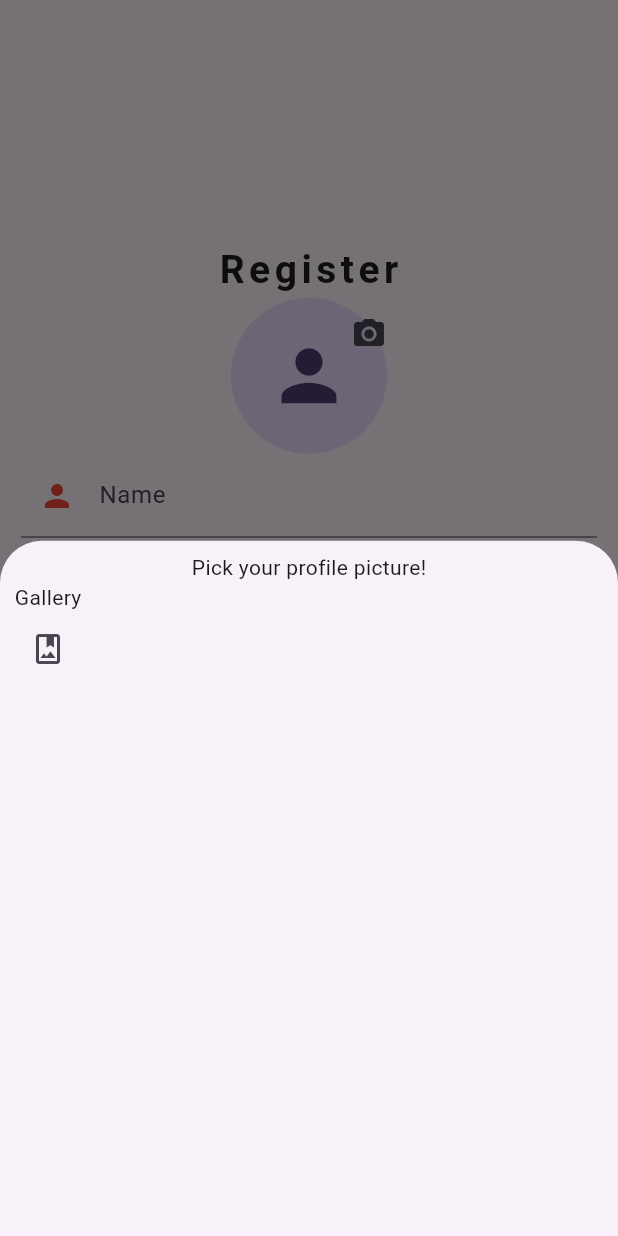
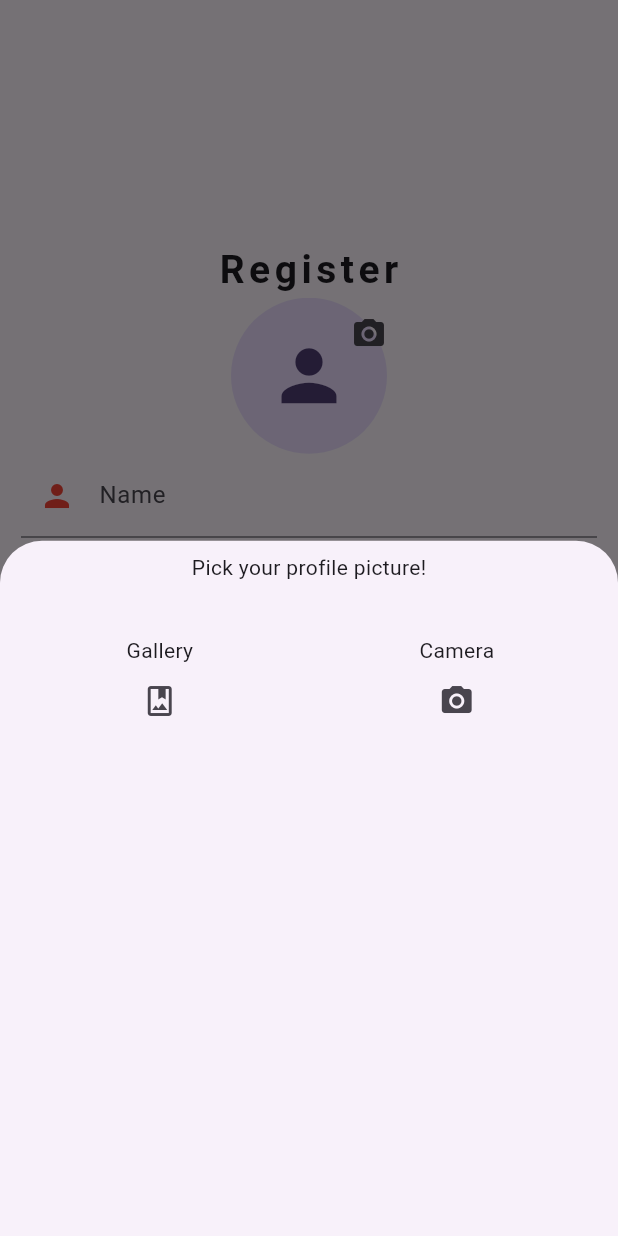
Before and after one commit to adogbeji/FlutterVideoApp1, a Flutter app: the screen it shows after launch, after a tap on the "camera alt" icon, on a phone screen of 412 x 824 dp. Run offline on Flutter 3.47's test engine with Material 3 defaults, Android fonts, the phone set to English and light mode, and no system bars; our stand-ins replace cloud_firestore, firebase_auth, firebase_core, firebase_storage, get, image_picker; accounts and stored records are empty; generated files the repository leaves out were written again.

Commit message:
Add more styling to Profile PictureOptions widget & create variable to store AuthController class

```diff
--- a/lib/views/screens/auth/register_screen.dart
+++ b/lib/views/screens/auth/register_screen.dart
@@ -12,7 +12,7 @@ class RegisterScreen extends StatefulWidget {
 class _RegisterScreenState extends State<RegisterScreen> {
   void _openModal() {
     showModalBottomSheet(context: context, builder: (ctx) {
-      return const ProfilePictureOptions();
+      return ProfilePictureOptions();
     });
   }
 
--- a/lib/views/widgets/profile_picture_options.dart
+++ b/lib/views/widgets/profile_picture_options.dart
@@ -1,7 +1,11 @@
 import 'package:flutter/material.dart';
 
+import 'package:video_app_1/controllers/auth_controller.dart';
+
 class ProfilePictureOptions extends StatelessWidget {
-  const ProfilePictureOptions({super.key});
+  ProfilePictureOptions({super.key});
+
+  var authController = AuthController.instanceAuth;  // Stores instance of AuthController
 
   @override
   Widget build(BuildContext context) {
@@ -10,7 +14,11 @@ class ProfilePictureOptions extends StatelessWidget {
       child: Column(
         children: [
           const Text('Pick your profile picture!'),
+
+          const SizedBox(height: 35,),
+
           Row(
+            mainAxisAlignment: MainAxisAlignment.spaceAround,
             children: [
               Column(
                 children: [
@@ -21,6 +29,16 @@ class ProfilePictureOptions extends StatelessWidget {
                   ),
                 ],
               ),
+
+              Column(
+                children: [
+                  const Text('Camera'),
+                  IconButton(
+                    onPressed: () {},
+                    icon: const Icon(Icons.camera_alt),
+                  ),
+                ],
+              ),
             ],
           ),
         ],
```
